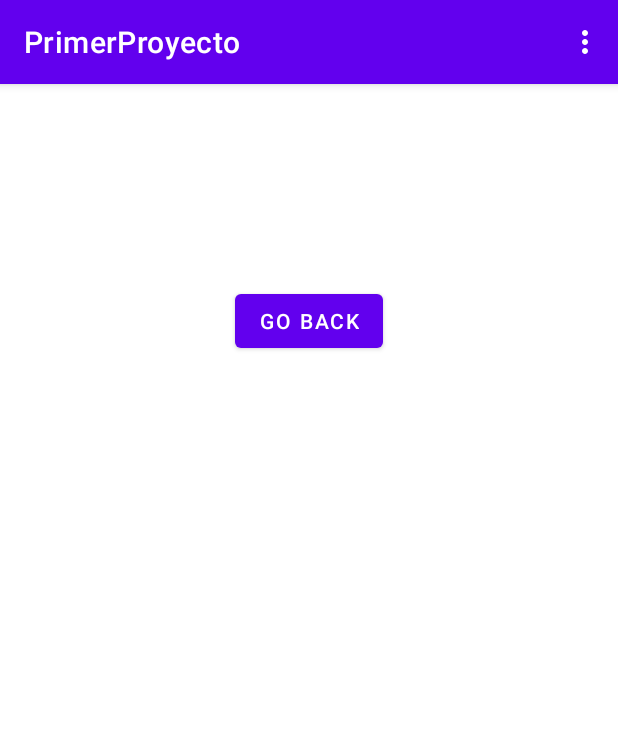
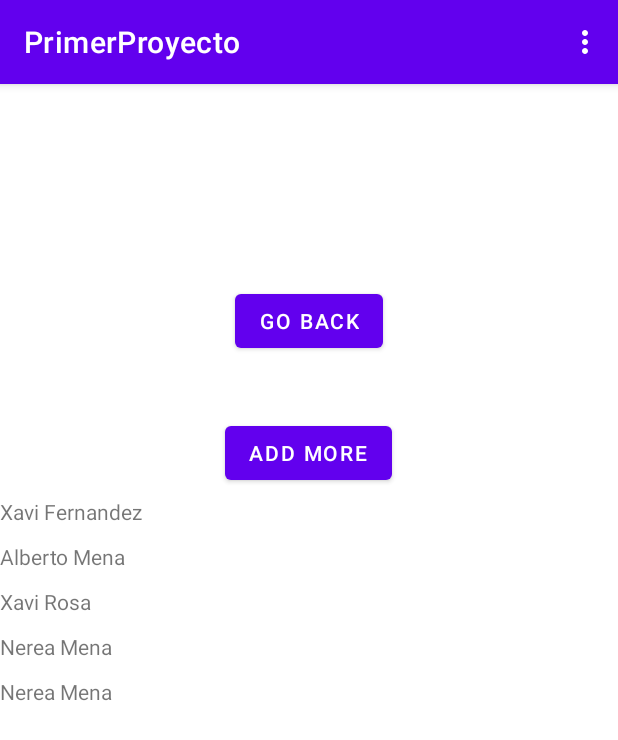
Before and after one commit to ItsIvanPsk/ProyectoBeca, an Android app: the SecondFragment screen opened through its navigation route, in the options menu, after a tap on "First Fragment", on a phone screen of 412 x 824 dp. Shown: the top 740 px of the screen. Run offline under Robolectric (Android 15) with nearby library versions, the phone set to English and light mode, and no system bars; our stand-ins replace navigation-ui.

Commit message:
Recycler view test

```diff
--- /dev/null
+++ b/app/src/main/java/com/example/primerproyecto/presentation/features/login/DataAdapter.kt
@@ -0,0 +1,44 @@
+package com.example.primerproyecto.presentation.features.login
+
+import android.content.Context
+import android.view.LayoutInflater
+import android.view.View
+import android.view.ViewGroup
+import android.widget.TextView
+import androidx.recyclerview.widget.RecyclerView
+import com.example.primerproyecto.R
+
+
+class DataAdapter internal constructor(context: Context?, names: ArrayList<String>) :
+    RecyclerView.Adapter<DataAdapter.ViewHolder>() {
+    private val nameList: ArrayList<String>
+    private val mInflater: LayoutInflater
+
+    init {
+        mInflater = LayoutInflater.from(context)
+        nameList = names
+    }
+
+    override fun onCreateViewHolder(parent: ViewGroup, viewType: Int): ViewHolder {
+        val view: View = mInflater.inflate(R.layout.list_item, parent, false)
+        return ViewHolder(view)
+    }
+
+    override fun onBindViewHolder(holder: ViewHolder, position: Int) {
+        val name: String = nameList.get(position)
+        holder.nomView.text = name
+    }
+
+    override fun getItemCount(): Int {
+        return nameList.size
+    }
+
+    inner class ViewHolder internal constructor(itemView: View) :
+        RecyclerView.ViewHolder(itemView) {
+        var nomView: TextView
+
+        init {
+            nomView = itemView.findViewById(R.id.nom)
+        }
+    }
+}
--- a/app/src/main/java/com/example/primerproyecto/presentation/features/login/SecondFragment.kt
+++ b/app/src/main/java/com/example/primerproyecto/presentation/features/login/SecondFragment.kt
@@ -1,17 +1,20 @@
 package com.example.primerproyecto.presentation.features.login
 
+import android.R
+import android.icu.text.AlphabeticIndex.Record
 import android.os.Bundle
 import android.view.LayoutInflater
 import android.view.View
 import android.view.ViewGroup
+import android.widget.Button
 import androidx.fragment.app.Fragment
-import androidx.fragment.app.activityViewModels
-import androidx.fragment.app.viewModels
 import androidx.lifecycle.Observer
 import androidx.lifecycle.ViewModelProvider
 import androidx.navigation.findNavController
-import androidx.navigation.fragment.navArgs
+import androidx.recyclerview.widget.LinearLayoutManager
+import androidx.recyclerview.widget.RecyclerView
 import com.example.primerproyecto.databinding.FragmentSecondBinding
+
 
 class SecondFragment : Fragment() {
 
@@ -19,18 +22,51 @@ class SecondFragment : Fragment() {
     // private val args: SecondFragmentArgs by navArgs()
     private lateinit var viewmodel: LoginViewModel
 
+
+    var adapter: DataAdapter? = null
+
+    // Nombres
+    var names: ArrayList<String> = ArrayList()
+    // Apellidos
+    var surnames: ArrayList<String> = ArrayList()
+
+    var usernames: ArrayList<String> = ArrayList()
+
+
     override fun onCreate(savedInstanceState: Bundle?) {
         super.onCreate(savedInstanceState)
         binding = FragmentSecondBinding.inflate(layoutInflater)
+
+        // data to populate the RecyclerView with
+        names.add("Nerea")
+        names.add("Paco")
+        names.add("Alberto")
+        names.add("Álvaro")
+        names.add("Xavi")
+        names.add("Aitor")
+
+        surnames.add("Lopez")
+        surnames.add("García")
+        surnames.add("Rosa")
+        surnames.add("De Miguel")
+        surnames.add("Fernandez")
+        surnames.add("Mena")
+
+        // set up the RecyclerView
+        val recyclerView: RecyclerView = binding.recyclerview
+        recyclerView.setLayoutManager(LinearLayoutManager(context));
+        adapter = DataAdapter(context, usernames)
+        recyclerView.adapter = adapter
+
     }
 
     override fun onCreateView(
         inflater: LayoutInflater, container: ViewGroup?,
         savedInstanceState: Bundle?
     ): View {
+        viewmodel = ViewModelProvider(this).get(LoginViewModel::class.java)
         setupListeners()
         setupObservers()
-        viewmodel = ViewModelProvider(this).get(LoginViewModel::class.java)
         return binding.root
     }
 
@@ -43,6 +79,9 @@ class SecondFragment : Fragment() {
         goBackButton.setOnClickListener {
             goToFirstFragment()
         }
+        addMore.setOnClickListener {
+            addRecyclerViewContent()
+        }
     }
 
     fun setupObservers() = with(viewmodel) {
@@ -53,4 +92,14 @@ class SecondFragment : Fragment() {
         })
     }
 
+    fun addRecyclerViewContent(){
+        for (i in 0..4) {
+            val indexName = (Math.random() * names.size).toInt()
+            val indexSurname = (Math.random() * surnames.size).toInt()
+            usernames.add(names.get(indexName) + " " + surnames.get(indexSurname))
+        }
+        // notificar l'adapter dels canvis al model
+        adapter!!.notifyDataSetChanged()
+    }
+
 }
--- a/app/src/main/res/layout/fragment_second.xml
+++ b/app/src/main/res/layout/fragment_second.xml
@@ -24,4 +24,18 @@
         android:layout_gravity="center_horizontal"
         android:text="Go back"/>
 
+    <com.google.android.material.button.MaterialButton
+        android:id="@+id/addMore"
+        android:layout_width="wrap_content"
+        android:layout_height="wrap_content"
+        android:layout_gravity="center_horizontal"
+        android:layout_marginTop="40dp"
+        android:text="Add More" />
+
+    <androidx.recyclerview.widget.RecyclerView
+        android:id="@+id/recyclerview"
+        android:layout_width="match_parent"
+        android:layout_height="match_parent" />
+
+
 </androidx.appcompat.widget.LinearLayoutCompat>
--- /dev/null
+++ b/app/src/main/res/layout/list_item.xml
@@ -0,0 +1,11 @@
+<?xml version="1.0" encoding="utf-8"?>
+<LinearLayout xmlns:android="http://schemas.android.com/apk/res/android"
+    android:layout_width="wrap_content"
+    android:layout_height="wrap_content">
+
+    <TextView
+        android:id="@+id/nom"
+        android:layout_width="wrap_content"
+        android:layout_height="wrap_content"
+        android:paddingVertical="5dp"/>
+</LinearLayout>
```
